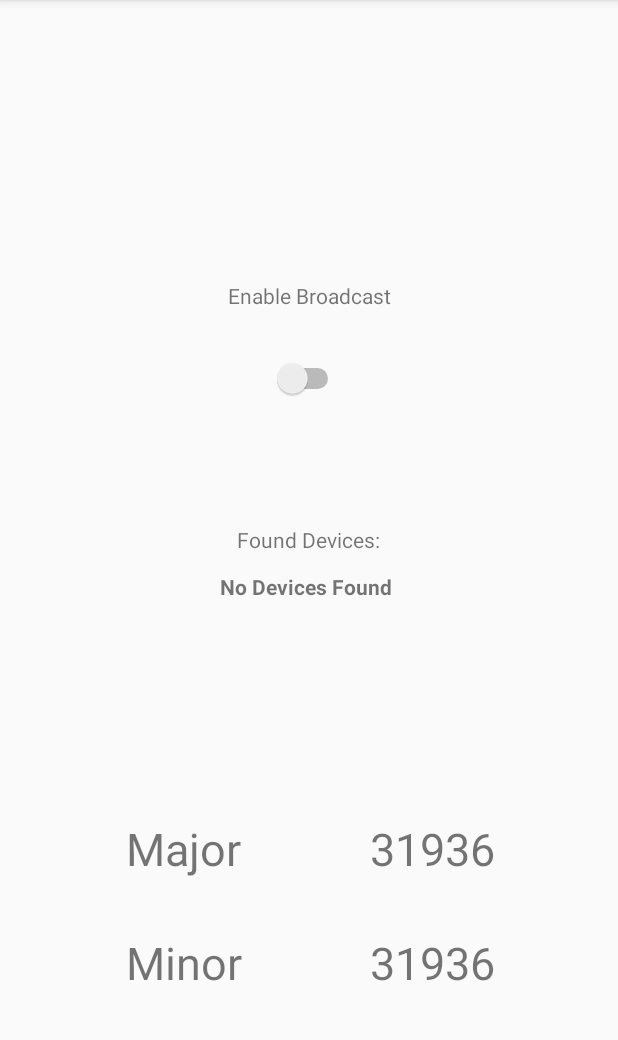
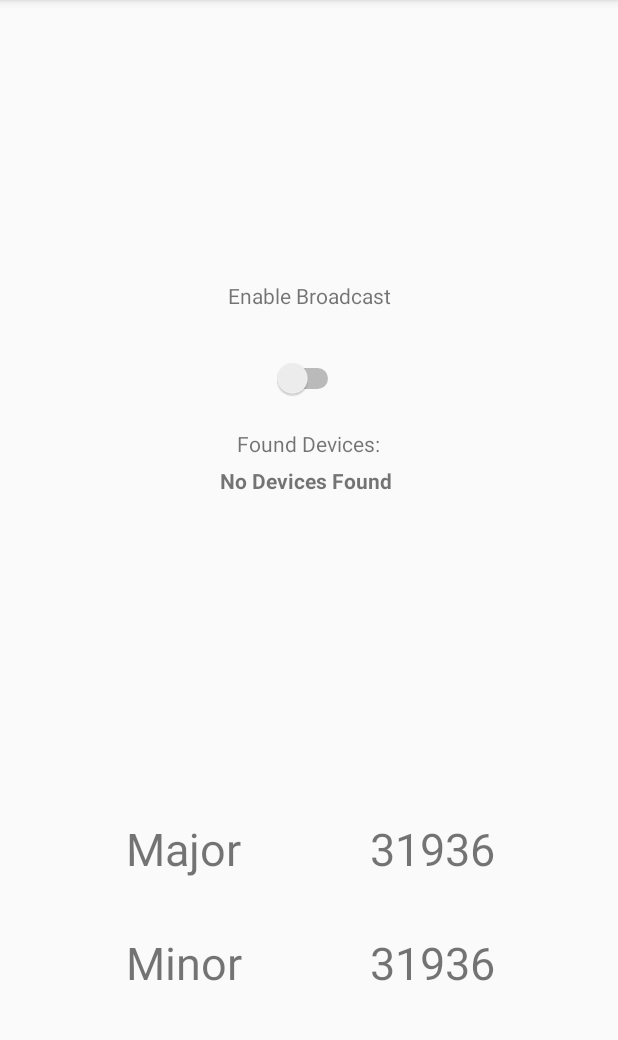
Before and after one commit to davidgamero/covid-spacer-android, an Android app: the screen it shows after launch (MainActivity), on a phone screen of 412 x 824 dp, the part 84-1124 px from its top. Run offline under Robolectric (Android 15) with nearby library versions, the phone set to English and light mode, and no system bars; libraries missing offline, so code that uses them is left out: br.edu.uepb, com.uriio.beacons; 3 statements that could not run were skipped.

```diff
--- a/app/build.gradle
+++ b/app/build.gradle
@@ -8,7 +8,7 @@ android {
 
     defaultConfig {
         applicationId "edu.gatech.covidSpacer"
-        minSdkVersion 23
+        minSdkVersion 18
         targetSdkVersion 29
         versionCode 1
         versionName "1.0"
--- a/app/src/main/java/edu/gatech/covidSpacer/MainActivity.kt
+++ b/app/src/main/java/edu/gatech/covidSpacer/MainActivity.kt
@@ -28,11 +28,15 @@ class MainActivity : AppCompatActivity() {
         setContentView(R.layout.activity_main)
         val majorNum = findViewById<TextView>(R.id.majorNum)
         val minorNum = findViewById<TextView>(R.id.minorNum)
+
+        //reference switch to be manipulated
         val sw1 = findViewById<Switch>(R.id.broadcastSwitch)
 
+
+        //set the text view to be changed by the scan results
         val deviceList = findViewById<TextView>(R.id.deviceList)
 
-
+        //set map to store scan results
         var idMap = mutableMapOf<String, String>()
 
 
@@ -40,8 +44,10 @@ class MainActivity : AppCompatActivity() {
             .addScanPeriod(15000) // 15s in milliseconds
             .build()
 
+        //connect to bluetooth module on phone
        val mBluetoothAdapter = BluetoothAdapter.getDefaultAdapter()
 
+        //turn on bluetooth if not enabled
         if (!mBluetoothAdapter.isEnabled) {
             mBluetoothAdapter.enable();
         }
@@ -100,7 +106,7 @@ class MainActivity : AppCompatActivity() {
         val broadcastBeacon = iBeacon(uuid, major, minor) //EXAMPLE
         //broadcastBeacon.pause() //EXAMPLE
 
-
+        //set the switch on change listener to toggle the broadcast and scan
         sw1?.setOnCheckedChangeListener { _, isChecked ->
 
             //indicate the state of the broadcast
@@ -127,18 +133,12 @@ class MainActivity : AppCompatActivity() {
                         )
                         //Originally I asked to show all the found rssi's
 
-
+                        //update map with rssi val and print the list
                         idMap[device.toString()] = rssi.toString()
-                        deviceList.text = "\n"
+                        deviceList.text = ""
                         for (k in idMap.keys){
                             deviceList.append("Device: " + k + " rssi: " + idMap[k] + "\n")
                         }
-
-
-
-
-
-
 
                     }
 
@@ -162,6 +162,7 @@ class MainActivity : AppCompatActivity() {
                 broadcastBeacon.stop()
                 mScanner.stopScan()
                 deviceList.setText("No Devices Found")
+                idMap = mutableMapOf<String, String>()
 
             }
         }
@@ -215,6 +216,7 @@ class MainActivity : AppCompatActivity() {
                     builder.setMessage("Since location access has not been granted, this app will not be able to discover beacons when in the background.")
                     builder.setPositiveButton("OK", null)
                     builder.show()
+
                 }
                 return
             }
--- a/app/src/main/res/layout/activity_main.xml
+++ b/app/src/main/res/layout/activity_main.xml
@@ -78,7 +78,7 @@
         android:id="@+id/foundDevices"
         android:layout_width="wrap_content"
         android:layout_height="wrap_content"
-        android:layout_marginTop="84dp"
+        android:layout_marginTop="20dp"
         android:text="Found Devices:"
         app:layout_constraintEnd_toEndOf="parent"
         app:layout_constraintHorizontal_bias="0.498"
@@ -89,7 +89,7 @@
         android:id="@+id/deviceList"
         android:layout_width="wrap_content"
         android:layout_height="wrap_content"
-        android:layout_marginTop="12dp"
+        android:layout_marginTop="5dp"
         android:text="No Devices Found"
         android:textStyle="bold"
         app:layout_constraintEnd_toEndOf="parent"
```
